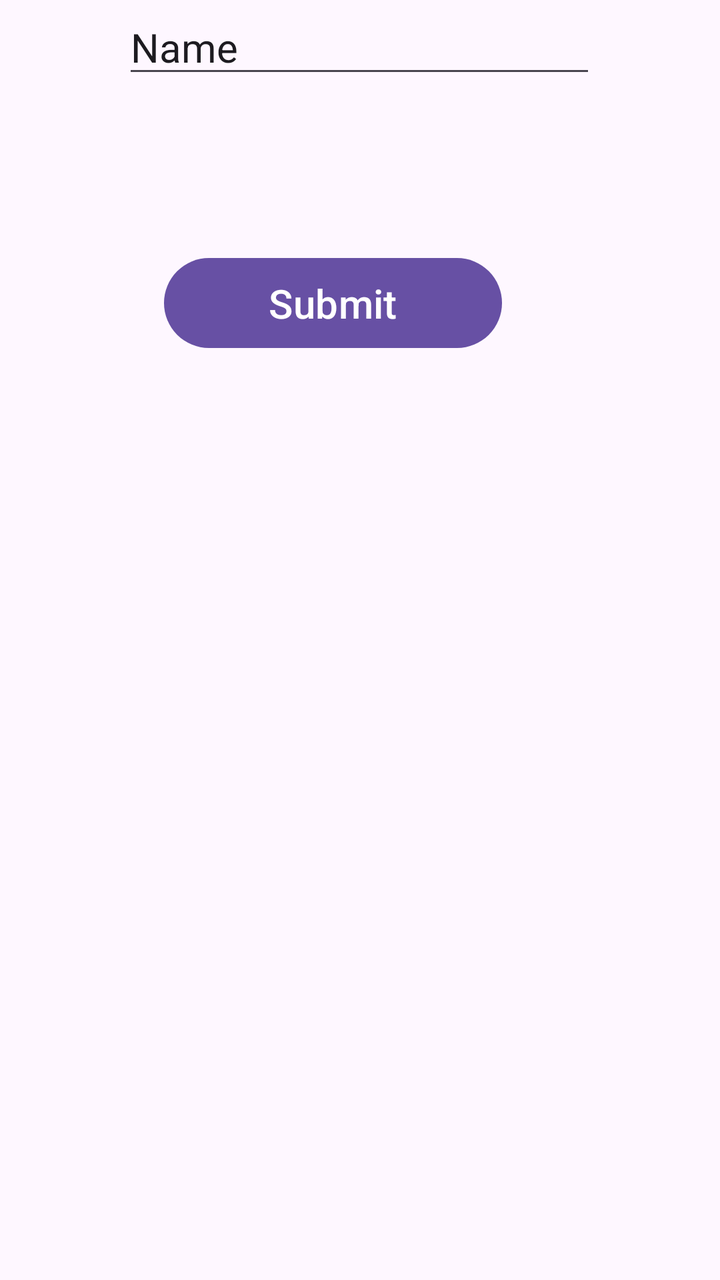
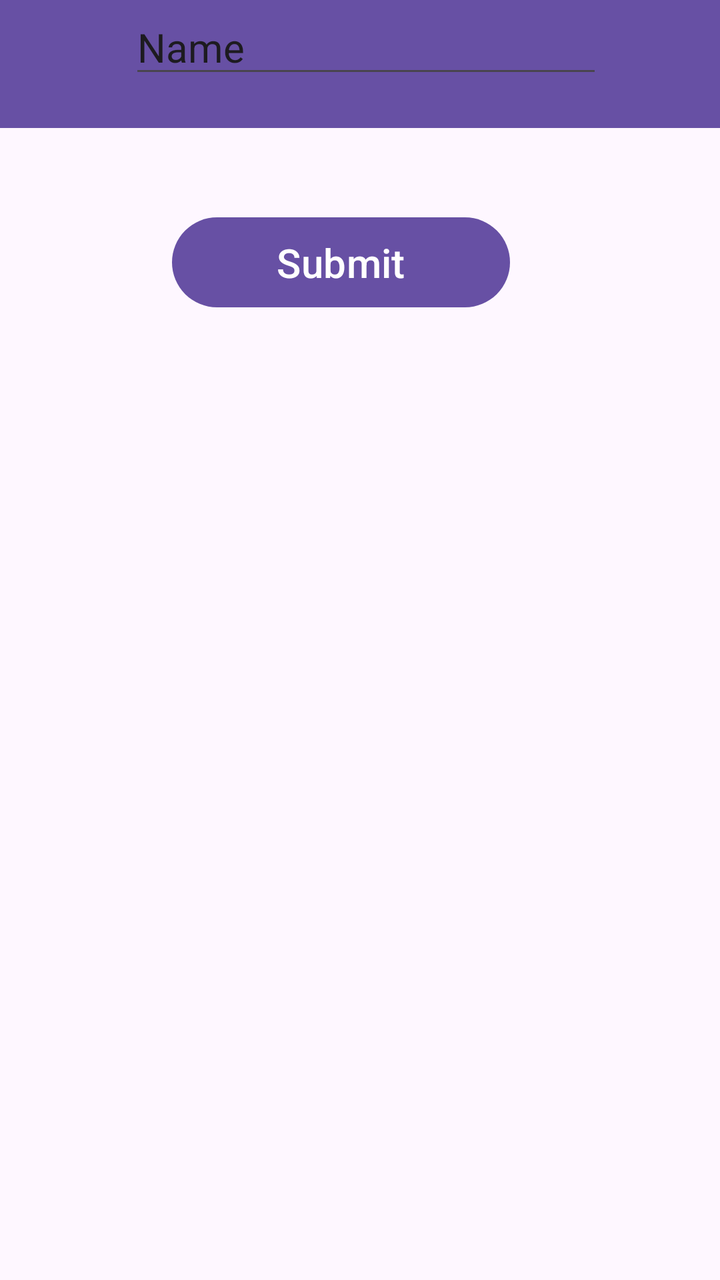

Compare the two renders of this Android layout. The source of the first and the diff that turns it into the second are given below.
<!-- AndroidManifest.xml: application theme Theme.Venusadilah -->
<!-- res/layout/activity_second.xml -->
<?xml version="1.0" encoding="utf-8"?>
<androidx.constraintlayout.widget.ConstraintLayout xmlns:android="http://schemas.android.com/apk/res/android"
    xmlns:app="http://schemas.android.com/apk/res-auto"
    xmlns:tools="http://schemas.android.com/tools"
    android:id="@+id/main"
    android:layout_width="match_parent"
    android:layout_height="match_parent"
    tools:context=".pertemuan_2.SecondActivity">

    <EditText
        android:id="@+id/inputNama"
        android:layout_width="wrap_content"
        android:layout_height="wrap_content"
        android:ems="10"
        android:inputType="text"
        android:text="Name"
        android:textSize="20sp"
        app:layout_constraintEnd_toEndOf="parent"
        app:layout_constraintHorizontal_bias="0.497"
        app:layout_constraintStart_toStartOf="parent"
        tools:layout_editor_absoluteY="385dp" />

    <TextView
        android:id="@+id/textNama"
        android:layout_width="204dp"
        android:layout_height="53dp"
        android:text="Masukkan Nama"
        android:textAlignment="center"
        android:textSize="24sp"
        app:layout_constraintBottom_toTopOf="@+id/inputNama"
        app:layout_constraintEnd_toEndOf="parent"
        app:layout_constraintHorizontal_bias="0.497"
        app:layout_constraintStart_toStartOf="parent"
        app:layout_constraintTop_toTopOf="parent"
        app:layout_constraintVertical_bias="0.834" />

    <Button
        android:id="@+id/btnSubmit"
        android:layout_width="169dp"
        android:layout_height="53dp"
        android:text="Submit"
        android:textSize="20sp"
        app:layout_constraintBottom_toBottomOf="parent"
        app:layout_constraintEnd_toEndOf="parent"
        app:layout_constraintHorizontal_bias="0.429"
        app:layout_constraintStart_toStartOf="parent"
        app:layout_constraintTop_toBottomOf="@+id/inputNama"
        app:layout_constraintVertical_bias="0.149" />
</androidx.constraintlayout.widget.ConstraintLayout>
<!-- resources referenced by this layout -->
<resources>
  <style name="Theme.Venusadilah" parent="Base.Theme.Venusadilah" />
  <style name="Base.Theme.Venusadilah" parent="Theme.Material3.DayNight.NoActionBar">
          
          
      </style>
</resources>

<!-- the commit's change to res/layout/activity_second.xml (unified diff, before → after) -->
@@ -6,6 +6,31 @@
     android:layout_width="match_parent"
     android:layout_height="match_parent"
     tools:context=".pertemuan_2.SecondActivity">
+
+    <androidx.appcompat.widget.Toolbar
+        android:id="@+id/toolbar"
+        android:layout_width="match_parent"
+        android:layout_height="?attr/actionBarSize"
+        android:background="?attr/colorPrimary"
+        app:layout_constraintEnd_toEndOf="parent"
+        app:layout_constraintHorizontal_bias="1.0"
+        app:layout_constraintStart_toStartOf="parent"
+        app:layout_constraintTop_toTopOf="parent"
+        app:subtitleTextColor="@android:color/white"
+        app:titleTextColor="@android:color/white" />
+
+    <Button
+        android:id="@+id/btnSubmit"
+        android:layout_width="169dp"
+        android:layout_height="53dp"
+        android:text="Submit"
+        android:textSize="20sp"
+        app:layout_constraintBottom_toBottomOf="parent"
+        app:layout_constraintEnd_toEndOf="parent"
+        app:layout_constraintHorizontal_bias="0.45"
+        app:layout_constraintStart_toStartOf="parent"
+        app:layout_constraintTop_toBottomOf="@+id/inputNama"
+        app:layout_constraintVertical_bias="0.112" />
 
     <EditText
         android:id="@+id/inputNama"
@@ -16,9 +41,9 @@
         android:text="Name"
         android:textSize="20sp"
         app:layout_constraintEnd_toEndOf="parent"
-        app:layout_constraintHorizontal_bias="0.497"
+        app:layout_constraintHorizontal_bias="0.525"
         app:layout_constraintStart_toStartOf="parent"
-        tools:layout_editor_absoluteY="385dp" />
+        tools:layout_editor_absoluteY="311dp" />
 
     <TextView
         android:id="@+id/textNama"
@@ -29,21 +54,9 @@
         android:textSize="24sp"
         app:layout_constraintBottom_toTopOf="@+id/inputNama"
         app:layout_constraintEnd_toEndOf="parent"
-        app:layout_constraintHorizontal_bias="0.497"
+        app:layout_constraintHorizontal_bias="0.521"
         app:layout_constraintStart_toStartOf="parent"
         app:layout_constraintTop_toTopOf="parent"
-        app:layout_constraintVertical_bias="0.834" />
+        app:layout_constraintVertical_bias="0.786" />
 
-    <Button
-        android:id="@+id/btnSubmit"
-        android:layout_width="169dp"
-        android:layout_height="53dp"
-        android:text="Submit"
-        android:textSize="20sp"
-        app:layout_constraintBottom_toBottomOf="parent"
-        app:layout_constraintEnd_toEndOf="parent"
-        app:layout_constraintHorizontal_bias="0.429"
-        app:layout_constraintStart_toStartOf="parent"
-        app:layout_constraintTop_toBottomOf="@+id/inputNama"
-        app:layout_constraintVertical_bias="0.149" />
 </androidx.constraintlayout.widget.ConstraintLayout>
